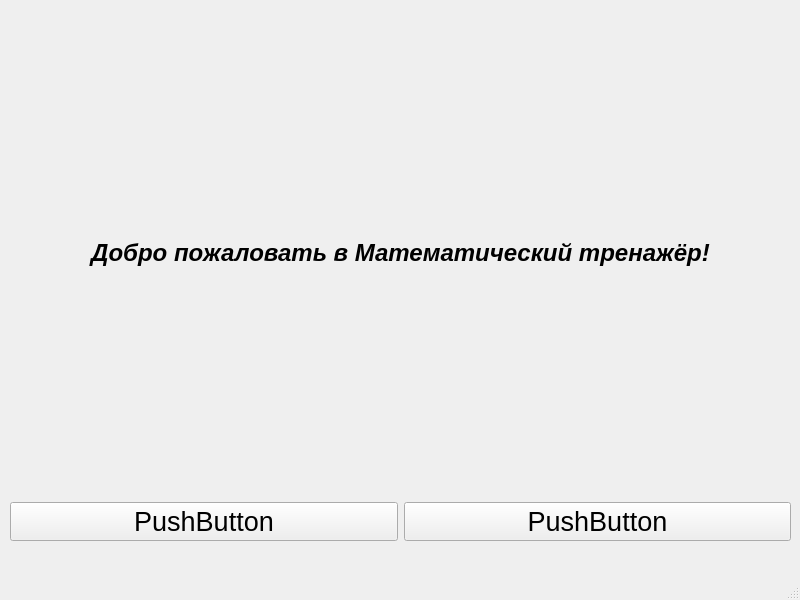
Vladusecho/MathTrainer, file mainwindow.ui: the form before one commit.
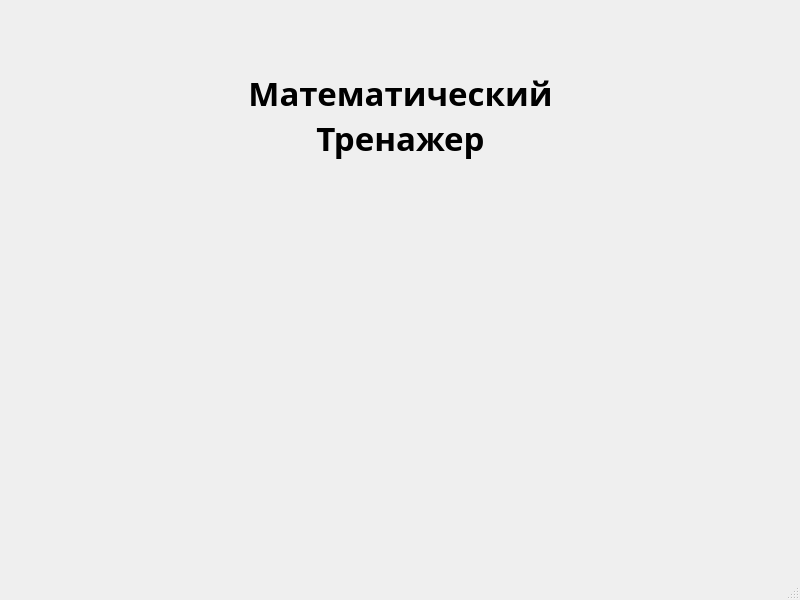
The form after the commit.

Commit message: Пытаюсь сделать дизайн. Пробую программный метод

Patch:
```diff
--- a/mainwindow.ui
+++ b/mainwindow.ui
@@ -14,67 +14,31 @@
    <string>MainWindow</string>
   </property>
   <widget class="QWidget" name="centralwidget">
-   <widget class="QWidget" name="gridLayoutWidget">
+   <widget class="QLabel" name="mainLabel">
     <property name="geometry">
      <rect>
-      <x>10</x>
-      <y>10</y>
-      <width>781</width>
-      <height>531</height>
+      <x>0</x>
+      <y>60</y>
+      <width>801</width>
+      <height>111</height>
      </rect>
     </property>
-    <layout class="QGridLayout" name="gridLayout">
-     <item row="1" column="0" colspan="2">
-      <widget class="QLabel" name="label">
        <property name="font">
         <font>
-         <pointsize>18</pointsize>
-         <italic>true</italic>
+      <family>Book Antiqua</family>
+      <pointsize>25</pointsize>
+      <italic>false</italic>
          <bold>true</bold>
         </font>
        </property>
        <property name="text">
-        <string>Добро пожаловать в Математический тренажёр!</string>
+     <string>Математический
+Тренажер</string>
        </property>
        <property name="alignment">
         <set>Qt::AlignmentFlag::AlignCenter</set>
        </property>
       </widget>
-     </item>
-     <item row="3" column="1">
-      <widget class="QPushButton" name="pushButton_2">
-       <property name="font">
-        <font>
-         <pointsize>20</pointsize>
-        </font>
-       </property>
-       <property name="text">
-        <string>PushButton</string>
-       </property>
-      </widget>
-     </item>
-     <item row="3" column="0">
-      <widget class="QPushButton" name="pushButton">
-       <property name="sizePolicy">
-        <sizepolicy hsizetype="Minimum" vsizetype="Fixed">
-         <horstretch>0</horstretch>
-         <verstretch>0</verstretch>
-        </sizepolicy>
-       </property>
-       <property name="font">
-        <font>
-         <pointsize>20</pointsize>
-         <bold>false</bold>
-         <underline>false</underline>
-        </font>
-       </property>
-       <property name="text">
-        <string>PushButton</string>
-       </property>
-      </widget>
-     </item>
-    </layout>
-   </widget>
   </widget>
   <widget class="QMenuBar" name="menubar">
    <property name="geometry">
```
Left out of the diff: 4 changed lines with no effect on the pictures. Lines whose indentation alone changed are shown as unchanged. The commit also changes 1 other file.
